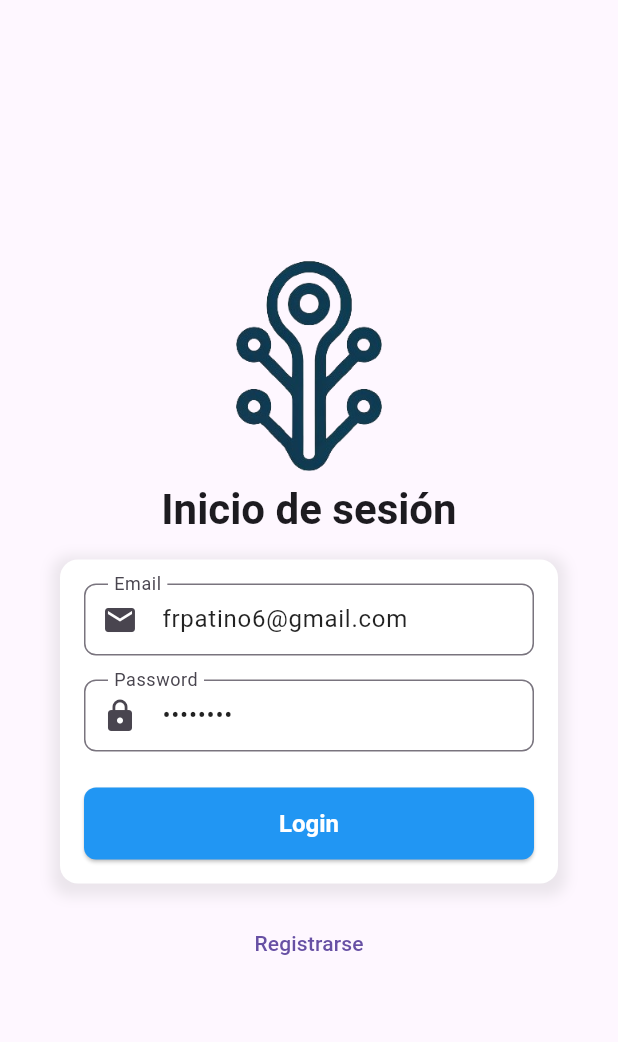
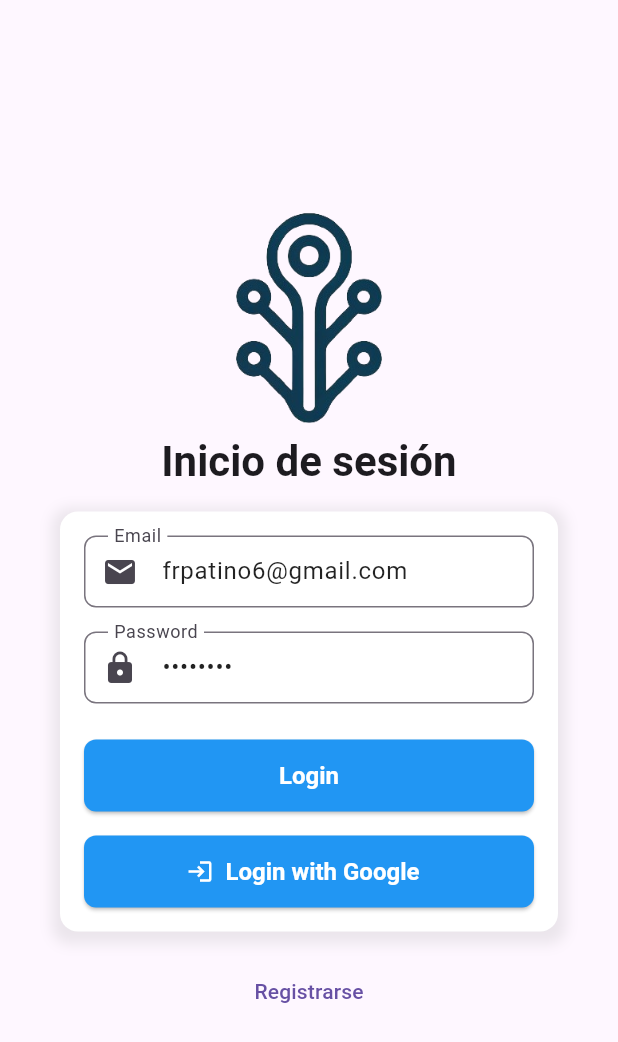
Before and after one commit to frpatino6/SkillShare, a Flutter app: the screen it shows after launch, on a phone screen of 412 x 824 dp. Shown: the top 1042 px of the screen. Run offline on Flutter 3.47's test engine with Material 3 defaults, Android fonts, the phone set to English and light mode, and no system bars; our stand-ins replace firebase_auth, firebase_core, firebase_database, flutter_bloc, google_sign_in; accounts and stored records are empty.

Commit message:
chore: Add google_sign_in dependency for authentication

```diff
--- a/lib/presentation/pages/login_page.dart
+++ b/lib/presentation/pages/login_page.dart
@@ -1,11 +1,18 @@
 import 'package:flutter/material.dart';
 import 'package:firebase_auth/firebase_auth.dart';
+import 'package:google_sign_in/google_sign_in.dart';
 
 class LoginPage extends StatelessWidget {
   final TextEditingController emailController = TextEditingController();
   final TextEditingController passwordController = TextEditingController();
 
   LoginPage({super.key});
+
+  Future<UserCredential> signInWithGoogle() async {
+    // Web sign-in with Google
+    GoogleAuthProvider authProvider = GoogleAuthProvider();
+    return await FirebaseAuth.instance.signInWithPopup(authProvider);
+  }
 
   @override
   Widget build(BuildContext context) {
@@ -54,8 +61,7 @@ class LoginPage extends StatelessWidget {
                           prefixIcon: Icon(Icons.email),
                           labelText: 'Email',
                           border: OutlineInputBorder(
-                            borderRadius:
-                                BorderRadius.all(Radius.circular(8.0)),
+                            borderRadius: BorderRadius.all(Radius.circular(8.0)),
                           ),
                           contentPadding: EdgeInsets.symmetric(
                               vertical: 8.0, horizontal: 16.0),
@@ -71,8 +77,7 @@ class LoginPage extends StatelessWidget {
                           prefixIcon: Icon(Icons.lock),
                           labelText: 'Password',
                           border: OutlineInputBorder(
-                            borderRadius:
-                                BorderRadius.all(Radius.circular(8.0)),
+                            borderRadius: BorderRadius.all(Radius.circular(8.0)),
                           ),
                           contentPadding: EdgeInsets.symmetric(
                               vertical: 8.0, horizontal: 16.0),
@@ -109,6 +114,30 @@ class LoginPage extends StatelessWidget {
                         child: const Text('Login'),
                       ),
                     ),
+                    const SizedBox(height: 16),
+                    ConstrainedBox(
+                      constraints: const BoxConstraints(maxWidth: 300),
+                      child: ElevatedButton.icon(
+                        onPressed: () async {
+                          try {
+                            await signInWithGoogle();
+                            Navigator.pushReplacementNamed(context, '/service_list');
+                          } catch (e) {
+                            ScaffoldMessenger.of(context).showSnackBar(
+                              const SnackBar(content: Text('Google login failed')),
+                            );
+                          }
+                        },
+                        icon: const Icon(Icons.login),
+                        label: const Text('Login with Google'),
+                        style: ElevatedButton.styleFrom(
+                          minimumSize: const Size(double.infinity, 48),
+                          shape: RoundedRectangleBorder(
+                            borderRadius: BorderRadius.circular(8.0),
+                          ),
+                        ),
+                      ),
+                    ),
                   ],
                 ),
               ),
--- a/pubspec.yaml
+++ b/pubspec.yaml
@@ -14,6 +14,7 @@ dependencies:
   firebase_core: ^2.0.0
   firebase_auth: ^4.0.0
   firebase_database: ^10.0.0
+  google_sign_in: ^6.2.1
   get_it: ^7.2.0
   provider: ^6.0.3
 
```
Also changed, not shown: lib/presentation/pages/service_list_page.dart (+16 -0 lines), pubspec.lock, 1 other file.
